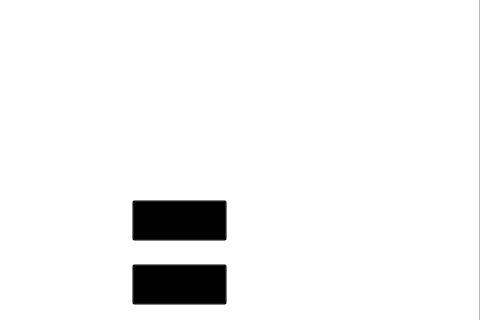
Old version of the form TheSimpsonsGame/mainwindow.ui in the repository NicoTheStrongest/ProyectoFinal_Info2; both pictures show x 120 to 600 and y 179 to 499 of the 600 by 600 pixel window.
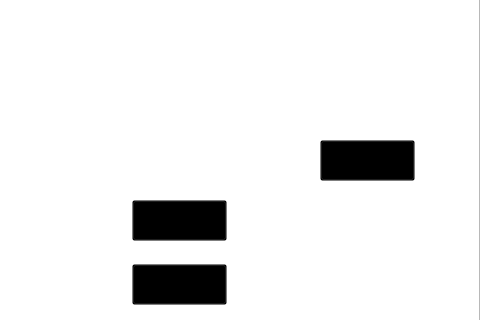
New version of the form.

What changed in the file:
```diff
--- a/TheSimpsonsGame/mainwindow.ui
+++ b/TheSimpsonsGame/mainwindow.ui
@@ -30,10 +30,10 @@
     </property>
     <property name="geometry">
      <rect>
-      <x>50</x>
-      <y>50</y>
-      <width>500</width>
-      <height>500</height>
+      <x>80</x>
+      <y>90</y>
+      <width>451</width>
+      <height>471</height>
      </rect>
     </property>
     <property name="cursor">
@@ -100,6 +100,38 @@
      <string/>
     </property>
    </widget>
+   <widget class="QLabel" name="label_2">
+    <property name="geometry">
+     <rect>
+      <x>290</x>
+      <y>290</y>
+      <width>49</width>
+      <height>16</height>
+     </rect>
+    </property>
+    <property name="text">
+     <string/>
+    </property>
+   </widget>
+   <widget class="QPushButton" name="botonAtras">
+    <property name="geometry">
+     <rect>
+      <x>440</x>
+      <y>300</y>
+      <width>95</width>
+      <height>41</height>
+     </rect>
+    </property>
+    <property name="cursor">
+     <cursorShape>PointingHandCursor</cursorShape>
+    </property>
+    <property name="styleSheet">
+     <string notr="true">background-color: transparent;</string>
+    </property>
+    <property name="text">
+     <string/>
+    </property>
+   </widget>
   </widget>
   <widget class="QMenuBar" name="menubar">
    <property name="geometry">
```
Left out of the diff: 2 changed lines with no effect on the pictures.
